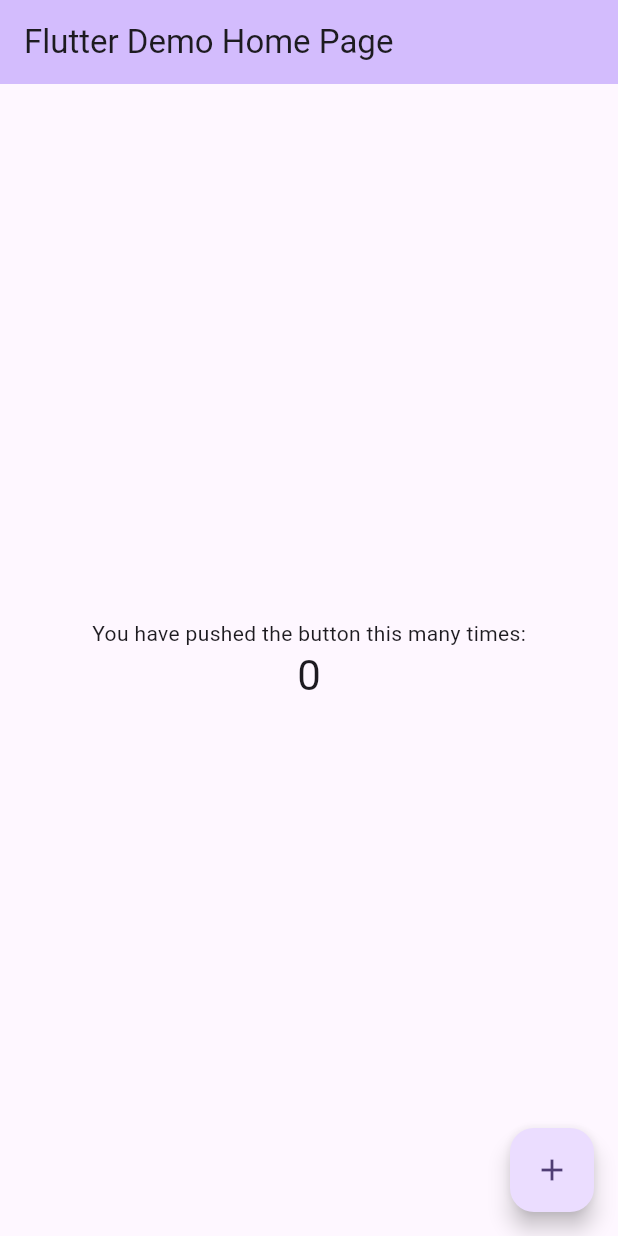
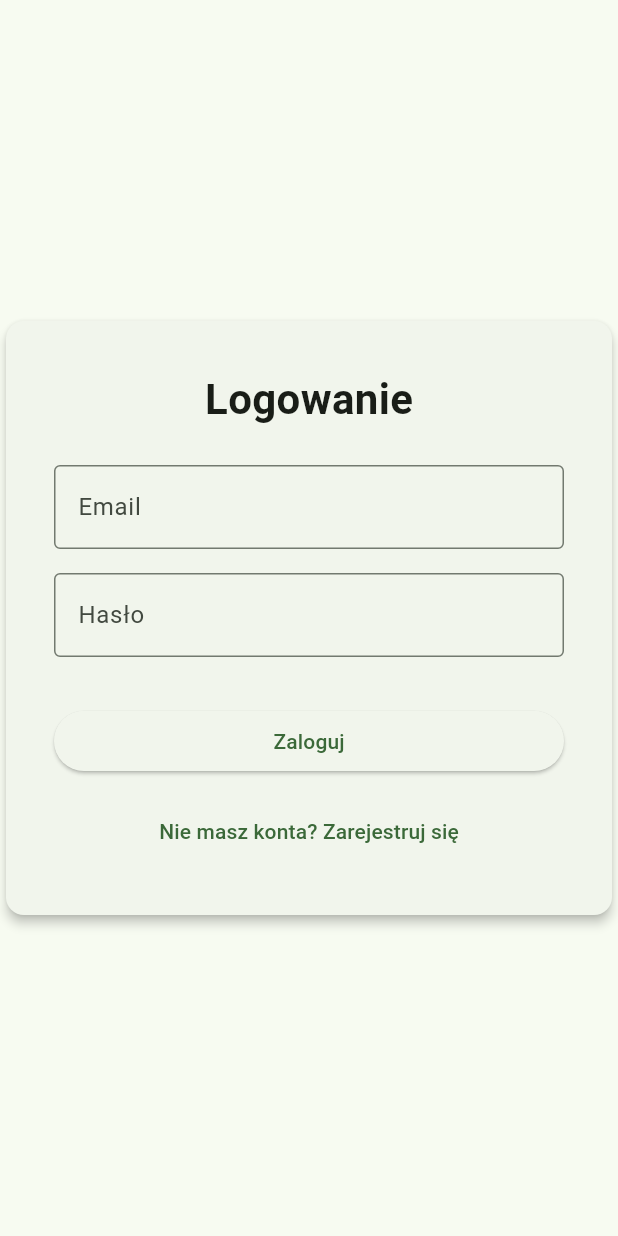
Before and after one commit to papisko7/ShoppingList, a Flutter app: the screen it shows after launch, on a phone screen of 412 x 824 dp. Run offline on Flutter 3.47's test engine with Material 3 defaults, Android fonts, the phone set to English and light mode, and no system bars.

```diff
--- /dev/null
+++ b/frontend/lib/app.dart
@@ -0,0 +1,21 @@
+import 'package:flutter/material.dart';
+import 'package:frontend/screens/login_screen.dart';
+import 'package:frontend/screens/register_screen.dart';
+
+class ShoppingListApp extends StatelessWidget {
+  const ShoppingListApp({super.key});
+
+  @override
+  Widget build(BuildContext context) {
+    return MaterialApp(
+      title: 'Shopping List',
+      debugShowCheckedModeBanner: false,
+      initialRoute: '/login',
+      routes: {
+        '/login': (context) => const LoginScreen(),
+        '/register': (context) => const RegisterScreen(),
+      },
+      theme: ThemeData(useMaterial3: true, colorSchemeSeed: Colors.green),
+    );
+  }
+}
--- a/frontend/lib/main.dart
+++ b/frontend/lib/main.dart
@@ -1,122 +1,6 @@
 import 'package:flutter/material.dart';
+import 'app.dart';
 
 void main() {
-  runApp(const MyApp());
+  runApp(const ShoppingListApp());
 }
-
-class MyApp extends StatelessWidget {
-  const MyApp({super.key});
-
-  // This widget is the root of your application.
-  @override
-  Widget build(BuildContext context) {
-    return MaterialApp(
-      title: 'Flutter Demo',
-      theme: ThemeData(
-        // This is the theme of your application.
-        //
-        // TRY THIS: Try running your application with "flutter run". You'll see
-        // the application has a purple toolbar. Then, without quitting the app,
-        // try changing the seedColor in the colorScheme below to Colors.green
-        // and then invoke "hot reload" (save your changes or press the "hot
-        // reload" button in a Flutter-supported IDE, or press "r" if you used
-        // the command line to start the app).
-        //
-        // Notice that the counter didn't reset back to zero; the application
-        // state is not lost during the reload. To reset the state, use hot
-        // restart instead.
-        //
-        // This works for code too, not just values: Most code changes can be
-        // tested with just a hot reload.
-        colorScheme: ColorScheme.fromSeed(seedColor: Colors.deepPurple),
-      ),
-      home: const MyHomePage(title: 'Flutter Demo Home Page'),
-    );
-  }
-}
-
-class MyHomePage extends StatefulWidget {
-  const MyHomePage({super.key, required this.title});
-
-  // This widget is the home page of your application. It is stateful, meaning
-  // that it has a State object (defined below) that contains fields that affect
-  // how it looks.
-
-  // This class is the configuration for the state. It holds the values (in this
-  // case the title) provided by the parent (in this case the App widget) and
-  // used by the build method of the State. Fields in a Widget subclass are
-  // always marked "final".
-
-  final String title;
-
-  @override
-  State<MyHomePage> createState() => _MyHomePageState();
-}
-
-class _MyHomePageState extends State<MyHomePage> {
-  int _counter = 0;
-
-  void _incrementCounter() {
-    setState(() {
-      // This call to setState tells the Flutter framework that something has
-      // changed in this State, which causes it to rerun the build method below
-      // so that the display can reflect the updated values. If we changed
-      // _counter without calling setState(), then the build method would not be
-      // called again, and so nothing would appear to happen.
-      _counter++;
-    });
-  }
-
-  @override
-  Widget build(BuildContext context) {
-    // This method is rerun every time setState is called, for instance as done
-    // by the _incrementCounter method above.
-    //
-    // The Flutter framework has been optimized to make rerunning build methods
-    // fast, so that you can just rebuild anything that needs updating rather
-    // than having to individually change instances of widgets.
-    return Scaffold(
-      appBar: AppBar(
-        // TRY THIS: Try changing the color here to a specific color (to
-        // Colors.amber, perhaps?) and trigger a hot reload to see the AppBar
-        // change color while the other colors stay the same.
-        backgroundColor: Theme.of(context).colorScheme.inversePrimary,
-        // Here we take the value from the MyHomePage object that was created by
-        // the App.build method, and use it to set our appbar title.
-        title: Text(widget.title),
-      ),
-      body: Center(
-        // Center is a layout widget. It takes a single child and positions it
-        // in the middle of the parent.
-        child: Column(
-          // Column is also a layout widget. It takes a list of children and
-          // arranges them vertically. By default, it sizes itself to fit its
-          // children horizontally, and tries to be as tall as its parent.
-          //
-          // Column has various properties to control how it sizes itself and
-          // how it positions its children. Here we use mainAxisAlignment to
-          // center the children vertically; the main axis here is the vertical
-          // axis because Columns are vertical (the cross axis would be
-          // horizontal).
-          //
-          // TRY THIS: Invoke "debug painting" (choose the "Toggle Debug Paint"
-          // action in the IDE, or press "p" in the console), to see the
-          // wireframe for each widget.
-          mainAxisAlignment: MainAxisAlignment.center,
-          children: <Widget>[
-            const Text('You have pushed the button this many times:'),
-            Text(
-              '$_counter',
-              style: Theme.of(context).textTheme.headlineMedium,
-            ),
-          ],
-        ),
-      ),
-      floatingActionButton: FloatingActionButton(
-        onPressed: _incrementCounter,
-        tooltip: 'Increment',
-        child: const Icon(Icons.add),
-      ), // This trailing comma makes auto-formatting nicer for build methods.
-    );
-  }
-}
--- /dev/null
+++ b/frontend/lib/screens/login_screen.dart
@@ -0,0 +1,115 @@
+import 'package:flutter/material.dart';
+import '../services/mock_auth_service.dart';
+import '../ui/auth_button.dart';
+import '../ui/auth_text_field.dart';
+
+class LoginScreen extends StatefulWidget {
+  const LoginScreen({super.key});
+
+  @override
+  State<LoginScreen> createState() => _LoginScreenState();
+}
+
+class _LoginScreenState extends State<LoginScreen> {
+  final _email = TextEditingController();
+  final _password = TextEditingController();
+  final _formKey = GlobalKey<FormState>();
+
+  bool _loading = false;
+  String? _error;
+
+  final _auth = MockAuthService();
+
+  Future<void> _handleLogin() async {
+    if (!_formKey.currentState!.validate()) return;
+
+    setState(() {
+      _loading = true;
+      _error = null;
+    });
+
+    final ok = await _auth.login(_email.text.trim(), _password.text.trim());
+
+    setState(() => _loading = false);
+
+    if (!ok) {
+      setState(() => _error = "Niepoprawne dane logowania");
+      return;
+    }
+
+    // TODO: przejście do ekranu głównego
+  }
+
+  @override
+  Widget build(BuildContext context) {
+    return Scaffold(
+      body: Center(
+        child: ConstrainedBox(
+          constraints: const BoxConstraints(maxWidth: 420),
+          child: Card(
+            elevation: 3,
+            child: Padding(
+              padding: const EdgeInsets.all(32),
+              child: Form(
+                key: _formKey,
+                child: Column(
+                  mainAxisSize: MainAxisSize.min,
+                  children: [
+                    const Text(
+                      "Logowanie",
+                      style: TextStyle(
+                        fontSize: 28,
+                        fontWeight: FontWeight.bold,
+                      ),
+                    ),
+                    const SizedBox(height: 24),
+
+                    AuthTextField(
+                      controller: _email,
+                      label: "Email",
+                      validator: (v) {
+                        if (v == null || v.isEmpty) return "Podaj email";
+                        if (!v.contains("@")) return "Niepoprawny email";
+                        return null;
+                      },
+                    ),
+
+                    const SizedBox(height: 16),
+
+                    AuthTextField(
+                      controller: _password,
+                      label: "Hasło",
+                      obscure: true,
+                      validator: (v) =>
+                          v == null || v.isEmpty ? "Podaj hasło" : null,
+                    ),
+
+                    const SizedBox(height: 16),
+
+                    if (_error != null)
+                      Text(_error!, style: const TextStyle(color: Colors.red)),
+                    const SizedBox(height: 16),
+
+                    AuthButton(
+                      text: "Zaloguj",
+                      loading: _loading,
+                      onPressed: _handleLogin,
+                    ),
+
+                    const SizedBox(height: 12),
+
+                    TextButton(
+                      onPressed: () =>
+                          Navigator.pushReplacementNamed(context, "/register"),
+                      child: const Text("Nie masz konta? Zarejestruj się"),
+                    ),
+                  ],
+                ),
+              ),
+            ),
+          ),
+        ),
+      ),
+    );
+  }
+}
--- /dev/null
+++ b/frontend/lib/services/mock_auth_service.dart
@@ -0,0 +1,16 @@
+class MockAuthService {
+  final Map<String, String> _users = {'test@example.com': 'password123'};
+
+  Future<bool> login(String email, String password) async {
+    await Future.delayed(const Duration(seconds: 1)); // Simulate network delay
+    return _users[email] == password;
+  }
+
+  Future<bool> register(String email, String password) async {
+    await Future.delayed(const Duration(milliseconds: 500));
+    if (_users.containsKey(email)) return false;
+
+    _users[email] = password;
+    return true;
+  }
+}
--- /dev/null
+++ b/frontend/lib/ui/auth_button.dart
@@ -0,0 +1,31 @@
+import 'package:flutter/material.dart';
+
+class AuthButton extends StatelessWidget {
+  final String text;
+  final bool loading;
+  final VoidCallback onPressed;
+
+  const AuthButton({
+    super.key,
+    required this.text,
+    required this.loading,
+    required this.onPressed,
+  });
+
+  @override
+  Widget build(BuildContext context) {
+    return SizedBox(
+      width: double.infinity,
+      child: ElevatedButton(
+        onPressed: loading ? null : onPressed,
+        child: loading
+            ? const SizedBox(
+                width: 22,
+                height: 22,
+                child: CircularProgressIndicator(strokeWidth: 2),
+              )
+            : Text(text),
+      ),
+    );
+  }
+}
--- /dev/null
+++ b/frontend/lib/ui/auth_text_field.dart
@@ -0,0 +1,29 @@
+import 'package:flutter/material.dart';
+
+class AuthTextField extends StatelessWidget {
+  final TextEditingController controller;
+  final String label;
+  final bool obscure;
+  final String? Function(String?)? validator;
+
+  const AuthTextField({
+    super.key,
+    required this.controller,
+    required this.label,
+    this.obscure = false,
+    this.validator,
+  });
+
+  @override
+  Widget build(BuildContext context) {
+    return TextFormField(
+      controller: controller,
+      decoration: InputDecoration(
+        labelText: label,
+        border: const OutlineInputBorder(),
+      ),
+      obscureText: obscure,
+      validator: validator,
+    );
+  }
+}
```
Also changed, not shown: frontend/lib/screens/register_screen.dart (added, +123 -0 lines).
